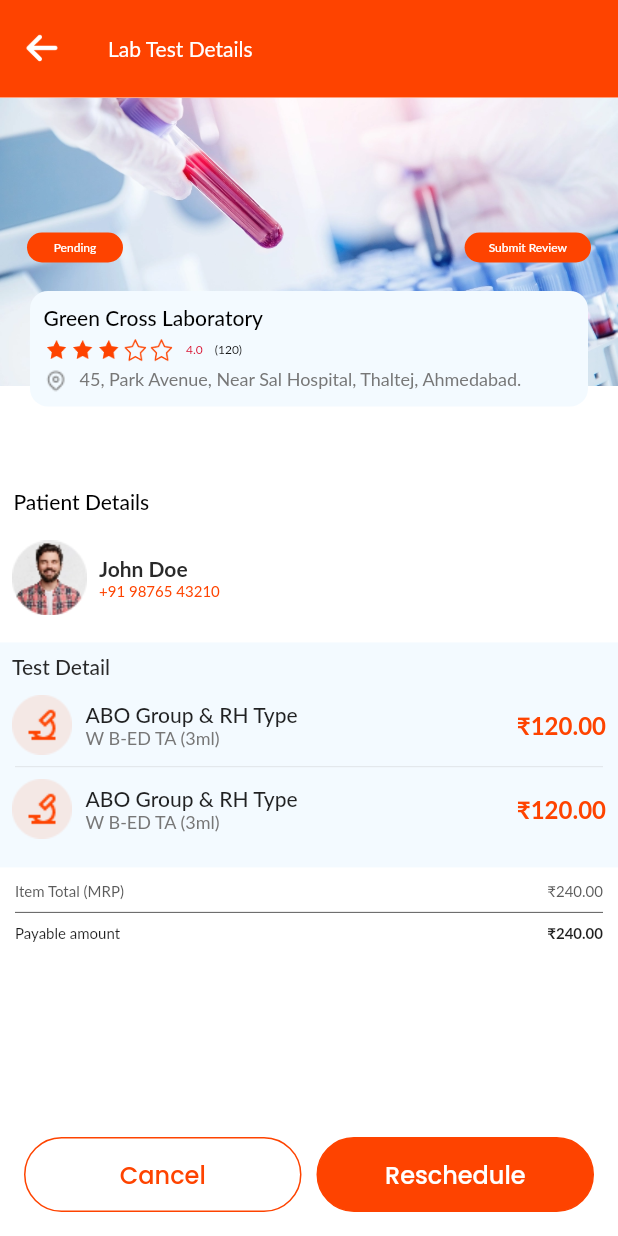
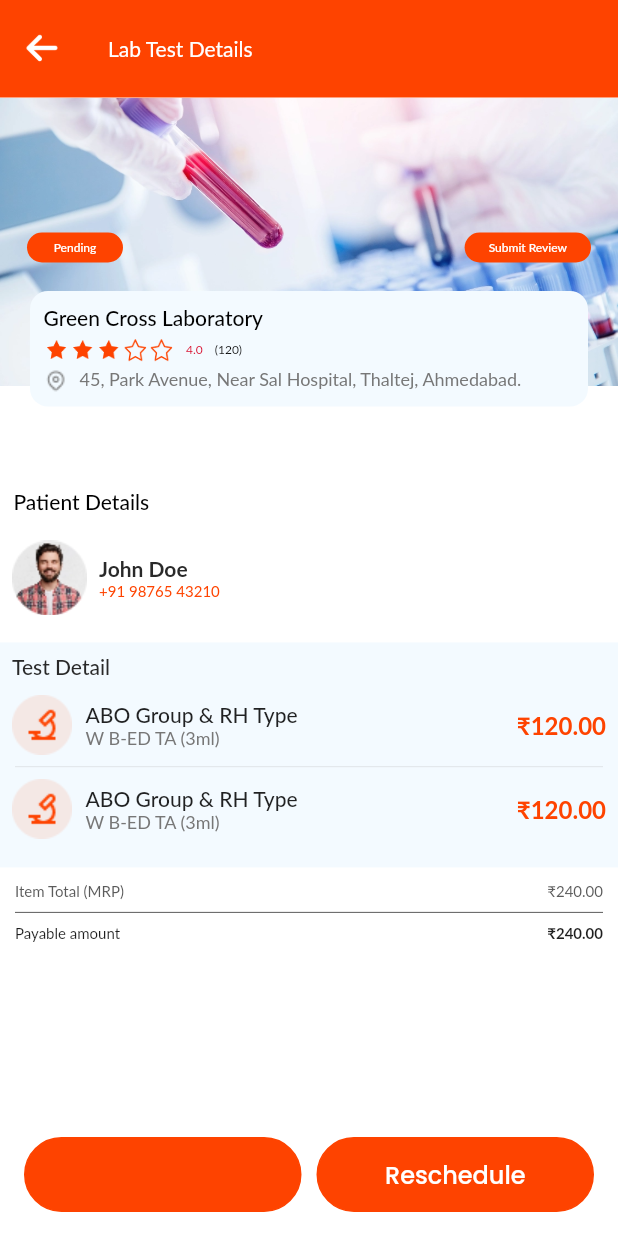
Before and after one commit to codefencers-git/oyo-lab, a Flutter app: the LabtestDetail screen opened directly, on a phone screen of 412 x 824 dp. Run offline on Flutter 3.47's test engine with Material 2 defaults, Android fonts, the light colour scheme and no system bars; drawn by our look-alikes of flutter_rating_bar; our stand-ins replace carousel_slider, flutter_easyloading, flutter_switch, get, pin_code_fields; Roboto replaces fonts that are missing (poppins).

Commit message:
merge with jigar/ios branch

```diff
--- a/lib/screens/ContactUs/contact_us.dart
+++ b/lib/screens/ContactUs/contact_us.dart
@@ -90,7 +90,7 @@ class ContactUs extends StatelessWidget {
           height: height * 0.1,
           padding: const EdgeInsets.all(15),
           child: RoundButton(
-            verticalPadding: 10,
+
             buttonLabel: 'Call Us',
             onTap: () {
               _makePhoneCall('9876543210');
--- a/lib/screens/authentication/change_password_screen.dart
+++ b/lib/screens/authentication/change_password_screen.dart
@@ -35,6 +35,7 @@ class _ChangePasswordScreenState extends State<ChangePasswordScreen> {
       isConfirmPwdObs = !isConfirmPwdObs;
     });
   }
+
   Validation? validation;
   @override
   Widget build(BuildContext context) {
@@ -105,6 +106,7 @@ class _ChangePasswordScreenState extends State<ChangePasswordScreen> {
                         fontSize: 16,
                         fontWeight: FontWeight.w500,
                         fontFamily: 'Poppins',
+
                       ),
                     ),
                   ],
@@ -137,7 +139,7 @@ class _ChangePasswordScreenState extends State<ChangePasswordScreen> {
       textController: _confirmPasswordController,
       isReadOnly: false,
       keyboardType: TextInputType.visiblePassword,
-      validator:( value) {
+      validator: (value) {
         if (value!.isEmpty) {
           return GlobalMessages.emptyMessage + 'password field';
         } else if (value.length < 6) {
--- a/lib/screens/authentication/forgot_password_screen.dart
+++ b/lib/screens/authentication/forgot_password_screen.dart
@@ -85,6 +85,7 @@ class ForgotPassword extends StatelessWidget {
                       padding:
                           const EdgeInsets.only(top: 30, left: 30, right: 30),
                       child: RoundButton(
+
                         buttonLabel: 'Get Code',
                         onTap: () {
                           Get.toNamed(Routes.mobileVerificationScreen,
--- a/lib/screens/authentication/login.dart
+++ b/lib/screens/authentication/login.dart
@@ -80,6 +80,7 @@ class _LoginScreenState extends State<LoginScreen> {
                                 height: height / 8,
                               ),
                               RoundButton(
+
                                 buttonLabel: 'Login',
                                 onTap: () {
                                   Get.toNamed(Routes.homeScreen);
--- a/lib/screens/authentication/mobile_verification_screen.dart
+++ b/lib/screens/authentication/mobile_verification_screen.dart
@@ -173,6 +173,7 @@ class _MobileVerificationState extends State<MobileVerification> {
                       ],
                     ),
                     RoundButton(
+
                       buttonLabel:
                           screenName == 'signupScreen' ? 'Login' : 'Submit',
                       onTap: () {
--- a/lib/screens/authentication/signup_screen.dart
+++ b/lib/screens/authentication/signup_screen.dart
@@ -115,6 +115,7 @@ class _SignupScreenState extends State<SignupScreen> {
                           Padding(
                             padding: const EdgeInsets.only(top: 30, bottom: 20),
                             child: RoundButton(
+
                               buttonLabel: 'Register',
                               onTap: () {
                                 Get.toNamed(Routes.mobileVerificationScreen,
--- a/lib/screens/laboratory/book_appointment.dart
+++ b/lib/screens/laboratory/book_appointment.dart
@@ -166,10 +166,11 @@ class _BookAppointmentState extends State<BookAppointment> {
           margin: const EdgeInsets.all(16),
           height: 45,
           child: RoundButton(
+
             onTap: () {
               Navigator.push(
                 context,
-                MaterialPageRoute(builder: (context) => BookingSuccess()),
+                MaterialPageRoute(builder: (context) => const BookingSuccess()),
               );
             },
             buttonLabel: 'Book an Appointment',
--- a/lib/screens/laboratory/book_success.dart
+++ b/lib/screens/laboratory/book_success.dart
@@ -31,6 +31,7 @@ class _BookingSuccessState extends State<BookingSuccess> {
           margin: const EdgeInsets.all(16),
           height: 45,
           child: RoundButton(
+
             onTap: () {
               Navigator.push(
                 context,
--- a/lib/screens/laboratory/lab_test_detail.dart
+++ b/lib/screens/laboratory/lab_test_detail.dart
@@ -3,7 +3,6 @@ import 'package:flutter_rating_bar/flutter_rating_bar.dart';
 import 'package:oyo_labs/themedata.dart';
 import 'package:oyo_labs/widgets/appbar/appbar_with_back_button.dart';
 import 'package:oyo_labs/widgets/buttons/round_button.dart';
-import 'package:oyo_labs/widgets/buttons/round_button_with_border.dart';
 
 class LabtestDetail extends StatefulWidget {
   const LabtestDetail({Key? key}) : super(key: key);
@@ -420,8 +419,9 @@ class _LabtestDetailState extends State<LabtestDetail> {
             children: [
               Expanded(
                   child: RoundButton(
+
                       buttonLabel: 'Cancel',
-                      color: Colors.white,
+
                       fontcolor: ThemeClass.orangeColor,
                       fontSize: 16,
                       fontFamily: "poppins",
@@ -431,6 +431,7 @@ class _LabtestDetailState extends State<LabtestDetail> {
               ),
               Expanded(
                   child: RoundButton(
+
                       buttonLabel: 'Reschedule',
                       fontSize: 16,
                       fontFamily: "poppins",
--- a/lib/screens/onBoarding/splash_screen.dart
+++ b/lib/screens/onBoarding/splash_screen.dart
@@ -50,6 +50,7 @@ class _SplashScreenState extends State<SplashScreen> {
               Padding(
                 padding: const EdgeInsets.symmetric(horizontal: 120),
                 child: RoundButton(
+
                   buttonLabel: "GET STARTED",
                   onTap: () {
                     Get.toNamed(Routes.onboardingScreen);
```
Lines whose indentation alone changed are shown as unchanged.
